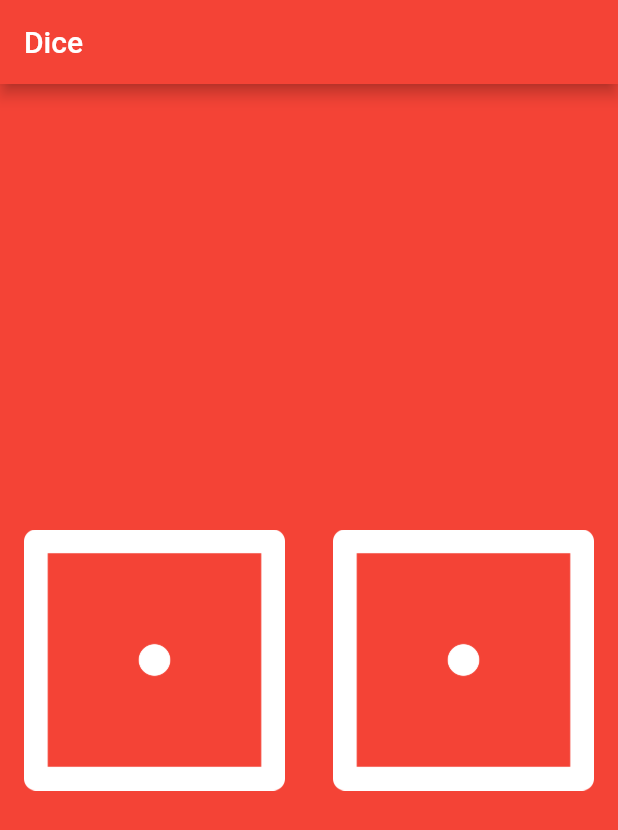
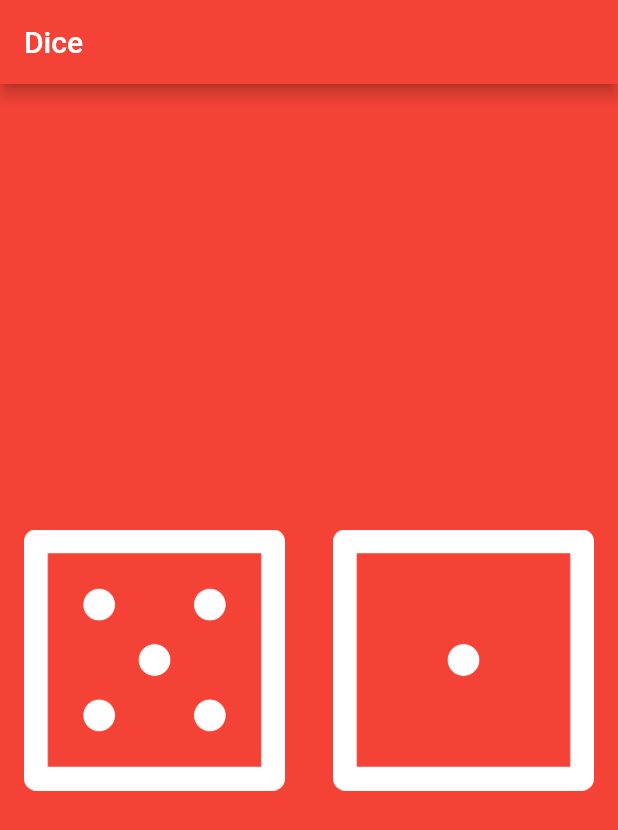
Before and after one commit to OdongoWaga/Diced, a Flutter app: the screen it shows after launch, on a phone screen of 412 x 824 dp. Shown: the top 830 px of the screen. Run offline on Flutter 3.47's test engine with Material 2 defaults, Android fonts, the phone set to English and light mode, and no system bars.

Commit message:
Stateless widgets

```diff
--- a/lib/main.dart
+++ b/lib/main.dart
@@ -18,6 +18,8 @@ void main() {
 class DicePage extends StatelessWidget {
   @override
   Widget build(BuildContext context) {
+    var leftDiceNumber = 5;
+
     return Center(
       child: Row(
         children: <Widget>[
@@ -26,11 +28,14 @@ class DicePage extends StatelessWidget {
               onPressed: () {
                 print('Left Button Pressed');
               },
-              child: Image.asset('images/dice1.png'),
+              child: Image.asset('images/dice$leftDiceNumber.png'),
             ),
           ),
           Expanded(
             child: FlatButton(
+              onPressed: () {
+                print(' Right button pressed');
+              },
               child: Image.asset('images/dice1.png'),
             ),
           ),
```
